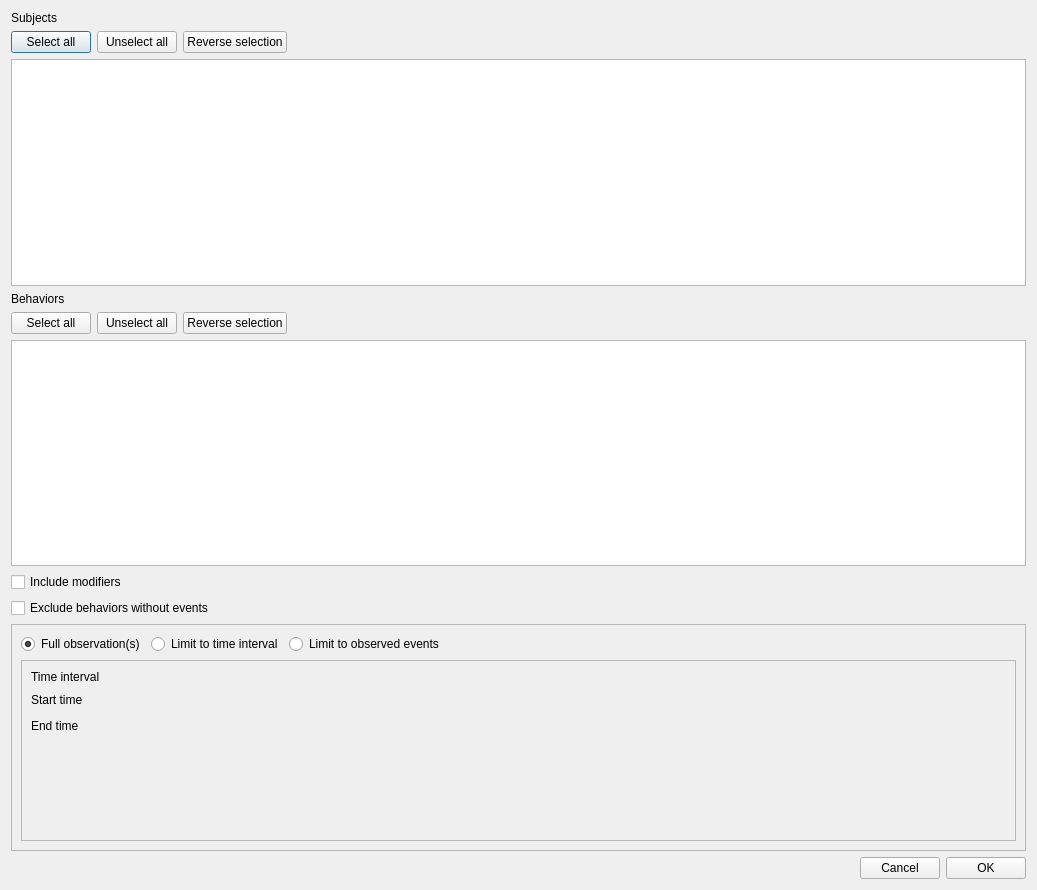
This is boris/param_panel.ui in olivierfriard/BORIS as Qt 5 draws it before an edit. The edited form follows.
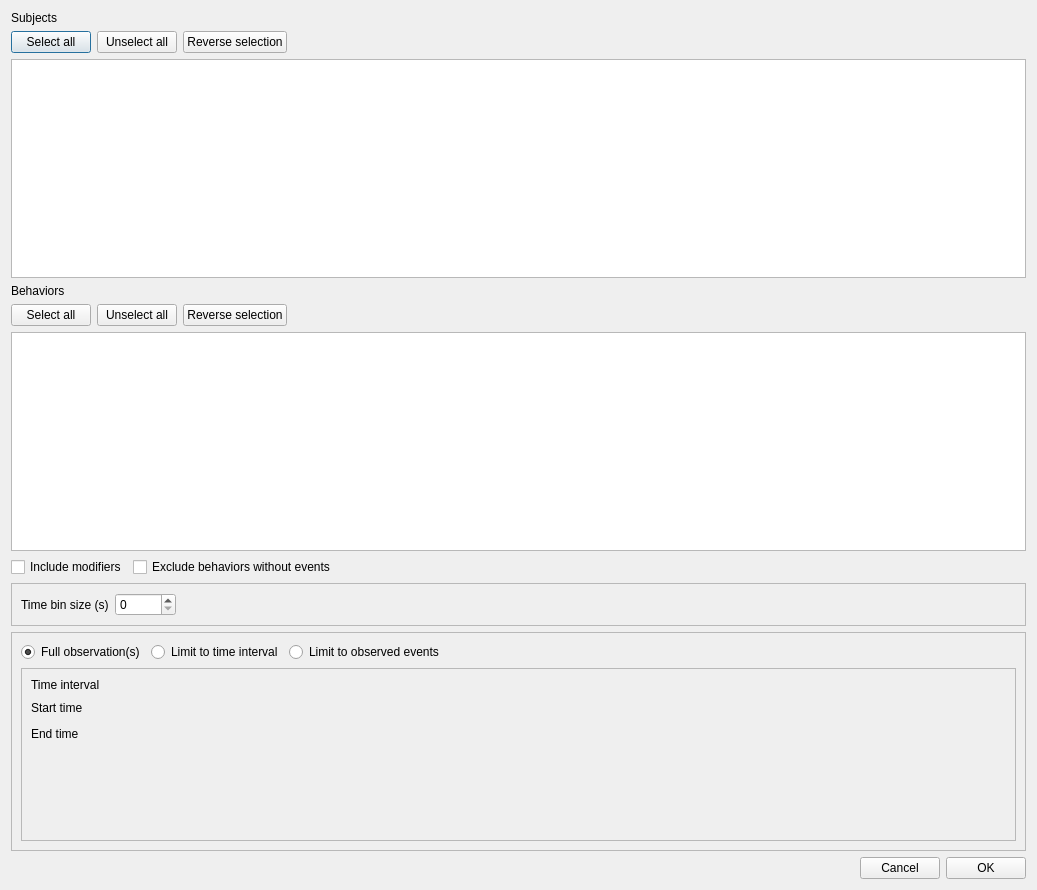
This is the edited form.

Commit message: work on time budget with tme bin

Diff of the .ui file:
```diff
--- a/boris/param_panel.ui
+++ b/boris/param_panel.ui
@@ -15,6 +15,8 @@
   </property>
   <layout class="QVBoxLayout" name="verticalLayout_4">
    <item>
+    <layout class="QVBoxLayout" name="verticalLayout_2">
+     <item>
     <widget class="QLabel" name="lbSubjects">
      <property name="text">
       <string>Subjects</string>
@@ -111,6 +113,8 @@
     <widget class="QListWidget" name="lwBehaviors"/>
    </item>
    <item>
+      <layout class="QHBoxLayout" name="horizontalLayout_9">
+       <item>
     <widget class="QCheckBox" name="cbIncludeModifiers">
      <property name="text">
       <string>Include modifiers</string>
@@ -125,6 +129,67 @@
     </widget>
    </item>
    <item>
+        <spacer name="horizontalSpacer_7">
+         <property name="orientation">
+          <enum>Qt::Horizontal</enum>
+         </property>
+         <property name="sizeHint" stdset="0">
+          <size>
+           <width>40</width>
+           <height>20</height>
+          </size>
+         </property>
+        </spacer>
+       </item>
+      </layout>
+     </item>
+     <item>
+      <widget class="QFrame" name="frm_time_bin_size">
+       <property name="frameShape">
+        <enum>QFrame::StyledPanel</enum>
+       </property>
+       <property name="frameShadow">
+        <enum>QFrame::Raised</enum>
+       </property>
+       <layout class="QHBoxLayout" name="horizontalLayout_8">
+        <item>
+         <layout class="QHBoxLayout" name="horizontalLayout_7">
+          <item>
+           <widget class="QLabel" name="lb_time_bin_size">
+            <property name="text">
+             <string>Time bin size (s)</string>
+            </property>
+           </widget>
+          </item>
+          <item>
+           <widget class="QSpinBox" name="sb_time_bin_size">
+            <property name="maximum">
+             <number>86400</number>
+            </property>
+            <property name="singleStep">
+             <number>10</number>
+            </property>
+           </widget>
+          </item>
+          <item>
+           <spacer name="horizontalSpacer_8">
+            <property name="orientation">
+             <enum>Qt::Horizontal</enum>
+            </property>
+            <property name="sizeHint" stdset="0">
+             <size>
+              <width>40</width>
+              <height>20</height>
+             </size>
+            </property>
+           </spacer>
+          </item>
+         </layout>
+        </item>
+       </layout>
+      </widget>
+     </item>
+     <item>
     <widget class="QFrame" name="frm_time">
      <property name="frameShape">
       <enum>QFrame::StyledPanel</enum>
@@ -299,6 +364,8 @@
         <string>OK</string>
        </property>
       </widget>
+       </item>
+      </layout>
      </item>
     </layout>
    </item>
```
Lines whose indentation alone changed are shown as unchanged. The commit also changes 11 other files.
